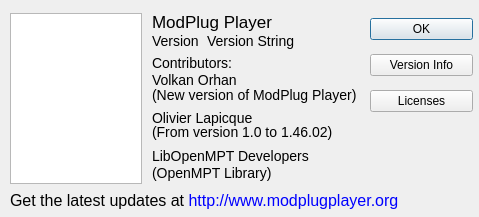
The window that ui/AboutWindow.ui (ModPlugPlayer/ModPlugPlayer) describes before a commit, drawn with Qt 5.
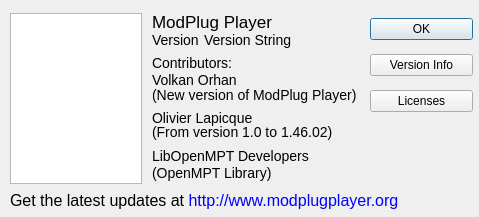
The same window after the commit. Custom widgets are drawn as their Qt base class.

Commit message: About window small arrangement

```diff
--- a/ui/AboutWindow.ui
+++ b/ui/AboutWindow.ui
@@ -193,27 +193,6 @@
     </item>
    </layout>
   </widget>
-  <widget class="QLabel" name="versionInfo">
-   <property name="geometry">
-    <rect>
-     <x>207</x>
-     <y>30</y>
-     <width>151</width>
-     <height>21</height>
-    </rect>
-   </property>
-   <property name="font">
-    <font>
-     <pointsize>-1</pointsize>
-    </font>
-   </property>
-   <property name="styleSheet">
-    <string notr="true">font-size: 14px;</string>
-   </property>
-   <property name="text">
-    <string>Version String</string>
-   </property>
-  </widget>
   <widget class="QLabel" name="volkanOrhanDescriptionLabel">
    <property name="geometry">
     <rect>
@@ -277,26 +256,68 @@
     <string>(OpenMPT Library)</string>
    </property>
   </widget>
-  <widget class="QLabel" name="version">
+  <widget class="QWidget" name="">
    <property name="geometry">
     <rect>
      <x>152</x>
      <y>30</y>
-     <width>61</width>
-     <height>21</height>
+     <width>181</width>
+     <height>19</height>
     </rect>
    </property>
-   <property name="font">
-    <font>
-     <pointsize>-1</pointsize>
-    </font>
-   </property>
-   <property name="styleSheet">
-    <string notr="true">font-size: 14px;</string>
-   </property>
-   <property name="text">
-    <string>Version</string>
-   </property>
+   <layout class="QGridLayout" name="gridLayout">
+    <property name="sizeConstraint">
+     <enum>QLayout::SizeConstraint::SetNoConstraint</enum>
+    </property>
+    <property name="horizontalSpacing">
+     <number>5</number>
+    </property>
+    <property name="verticalSpacing">
+     <number>0</number>
+    </property>
+    <item row="0" column="0">
+     <widget class="QLabel" name="version">
+      <property name="sizePolicy">
+       <sizepolicy hsizetype="Minimum" vsizetype="Preferred">
+        <horstretch>0</horstretch>
+        <verstretch>0</verstretch>
+       </sizepolicy>
+      </property>
+      <property name="font">
+       <font>
+        <pointsize>-1</pointsize>
+       </font>
+      </property>
+      <property name="styleSheet">
+       <string notr="true">font-size: 14px;</string>
+      </property>
+      <property name="text">
+       <string>Version</string>
+      </property>
+     </widget>
+    </item>
+    <item row="0" column="1">
+     <widget class="QLabel" name="versionInfo">
+      <property name="sizePolicy">
+       <sizepolicy hsizetype="Expanding" vsizetype="Preferred">
+        <horstretch>0</horstretch>
+        <verstretch>0</verstretch>
+       </sizepolicy>
+      </property>
+      <property name="font">
+       <font>
+        <pointsize>-1</pointsize>
+       </font>
+      </property>
+      <property name="styleSheet">
+       <string notr="true">font-size: 14px;</string>
+      </property>
+      <property name="text">
+       <string>Version String</string>
+      </property>
+     </widget>
+    </item>
+   </layout>
   </widget>
  </widget>
  <customwidgets>
```
